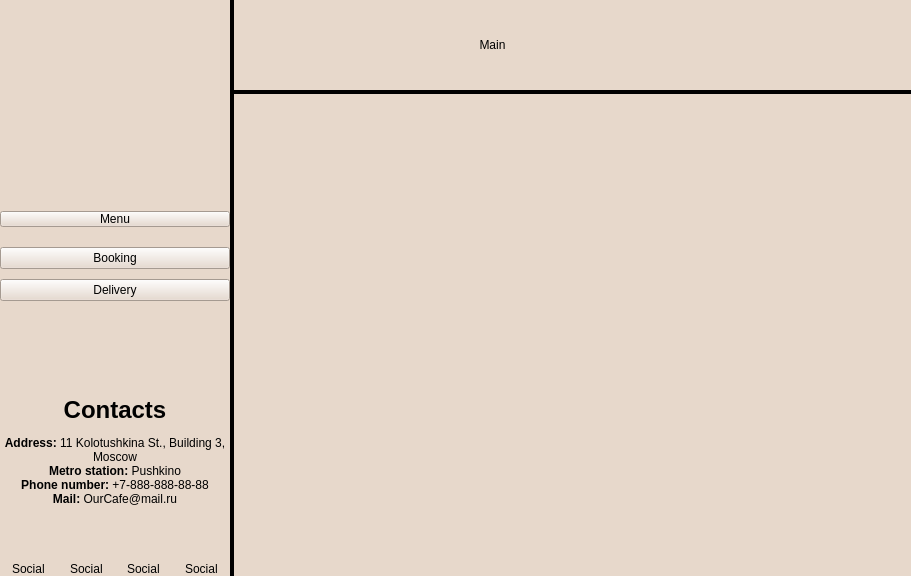
Old version of the form application/mainwindow.ui in the repository redm0unt/OurCafe.
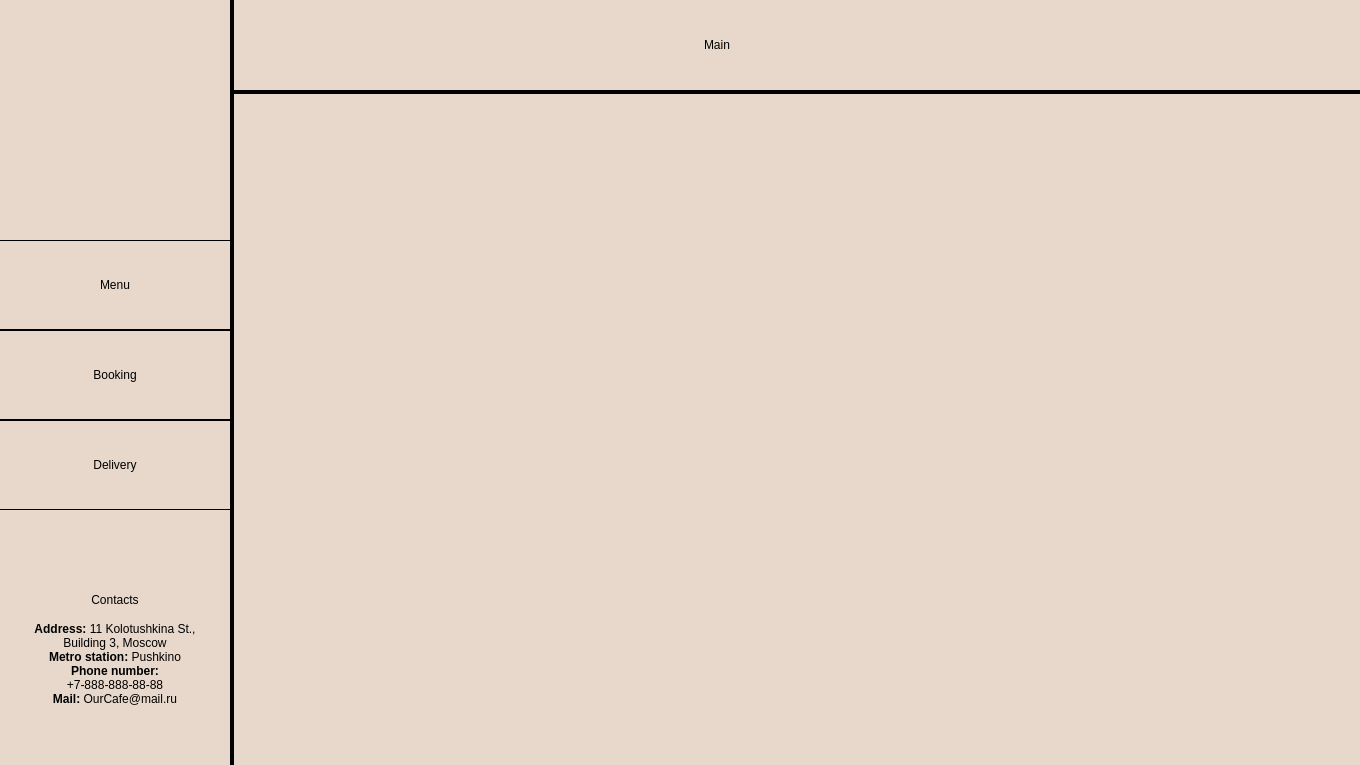
New version of the form. Icons and pictures are not drawn.

Commit message: Implement fully responsive sidebar

```diff
--- a/application/mainwindow.ui
+++ b/application/mainwindow.ui
@@ -6,8 +6,8 @@
    <rect>
     <x>0</x>
     <y>0</y>
-    <width>911</width>
-    <height>576</height>
+    <width>1360</width>
+    <height>765</height>
    </rect>
   </property>
   <property name="sizePolicy">
@@ -19,7 +19,7 @@
   <property name="minimumSize">
    <size>
     <width>800</width>
-    <height>450</height>
+    <height>445</height>
    </size>
   </property>
   <property name="maximumSize">
@@ -87,9 +87,12 @@
         <height>16777215</height>
        </size>
       </property>
+      <property name="styleSheet">
+       <string notr="true">font: 13pt &quot;Bodoni Moda 9pt&quot;;</string>
+      </property>
       <layout class="QVBoxLayout" name="Sidebar_verticalLayout">
        <property name="spacing">
-        <number>10</number>
+        <number>0</number>
        </property>
        <property name="sizeConstraint">
         <enum>QLayout::SetMinimumSize</enum>
@@ -98,18 +101,18 @@
         <number>0</number>
        </property>
        <property name="topMargin">
-        <number>0</number>
+        <number>20</number>
        </property>
        <property name="rightMargin">
         <number>0</number>
        </property>
        <property name="bottomMargin">
-        <number>0</number>
+        <number>20</number>
        </property>
        <item alignment="Qt::AlignHCenter|Qt::AlignVCenter">
         <widget class="QLabel" name="MainLogo">
          <property name="sizePolicy">
-          <sizepolicy hsizetype="Preferred" vsizetype="Ignored">
+          <sizepolicy hsizetype="Preferred" vsizetype="Fixed">
            <horstretch>0</horstretch>
            <verstretch>0</verstretch>
           </sizepolicy>
@@ -117,13 +120,13 @@
          <property name="minimumSize">
           <size>
            <width>0</width>
-           <height>0</height>
+           <height>180</height>
           </size>
          </property>
          <property name="maximumSize">
           <size>
            <width>1024</width>
-           <height>1024</height>
+           <height>180</height>
           </size>
          </property>
          <property name="cursor">
@@ -135,8 +138,11 @@
          <property name="focusPolicy">
           <enum>Qt::NoFocus</enum>
          </property>
-         <property name="styleSheet">
-          <string notr="true">alignment: center center;</string>
+         <property name="accessibleName">
+          <string/>
+         </property>
+         <property name="layoutDirection">
+          <enum>Qt::LeftToRight</enum>
          </property>
          <property name="frameShape">
           <enum>QFrame::NoFrame</enum>
@@ -164,10 +170,50 @@
          </property>
         </widget>
        </item>
+       <item>
+        <spacer name="Sidebar_verticalSpacer_3">
+         <property name="orientation">
+          <enum>Qt::Vertical</enum>
+         </property>
+         <property name="sizeType">
+          <enum>QSizePolicy::Fixed</enum>
+         </property>
+         <property name="sizeHint" stdset="0">
+          <size>
+           <width>45</width>
+           <height>40</height>
+          </size>
+         </property>
+        </spacer>
+       </item>
        <item>
         <widget class="QPushButton" name="MenuButton">
+         <property name="minimumSize">
+          <size>
+           <width>0</width>
+           <height>90</height>
+          </size>
+         </property>
+         <property name="baseSize">
+          <size>
+           <width>0</width>
+           <height>0</height>
+          </size>
+         </property>
+         <property name="cursor">
+          <cursorShape>PointingHandCursor</cursorShape>
+         </property>
          <property name="styleSheet">
-          <string notr="true">margin-bottom: 10px;</string>
+          <string notr="true">QPushButton {
+	font: 900 35pt &quot;Bodoni Moda 9pt&quot;;
+	border-top: 1px solid black;
+	border-bottom: 1px solid black;
+	duration: 100;
+}
+QPushButton:hover {
+	color: #ffffff;
+	background-color: #E59C59;
+}</string>
          </property>
          <property name="text">
           <string>Menu</string>
@@ -176,6 +222,33 @@
        </item>
        <item>
         <widget class="QPushButton" name="BookingButton">
+         <property name="minimumSize">
+          <size>
+           <width>0</width>
+           <height>90</height>
+          </size>
+         </property>
+         <property name="baseSize">
+          <size>
+           <width>0</width>
+           <height>0</height>
+          </size>
+         </property>
+         <property name="cursor">
+          <cursorShape>PointingHandCursor</cursorShape>
+         </property>
+         <property name="styleSheet">
+          <string>QPushButton {
+	font: 900 35pt &quot;Bodoni Moda 9pt&quot;;
+	border-top: 1px solid black;
+	border-bottom: 1px solid black;
+	duration: 100;
+}
+QPushButton:hover {
+	color: #ffffff;
+	background-color: #E59C59;
+}</string>
+         </property>
          <property name="text">
           <string>Booking</string>
          </property>
@@ -183,6 +256,33 @@
        </item>
        <item>
         <widget class="QPushButton" name="DeliveryButton">
+         <property name="minimumSize">
+          <size>
+           <width>0</width>
+           <height>90</height>
+          </size>
+         </property>
+         <property name="baseSize">
+          <size>
+           <width>0</width>
+           <height>0</height>
+          </size>
+         </property>
+         <property name="cursor">
+          <cursorShape>PointingHandCursor</cursorShape>
+         </property>
+         <property name="styleSheet">
+          <string notr="true">QPushButton {
+	font: 900 35pt &quot;Bodoni Moda 9pt&quot;;
+	border-top: 1px solid black;
+	border-bottom: 1px solid black;
+	duration: 100;
+}
+QPushButton:hover {
+	color: #ffffff;
+	background-color: #E59C59;
+}</string>
+         </property>
          <property name="text">
           <string>Delivery</string>
          </property>
@@ -194,12 +294,12 @@
           <enum>Qt::Vertical</enum>
          </property>
          <property name="sizeType">
-          <enum>QSizePolicy::Preferred</enum>
+          <enum>QSizePolicy::Expanding</enum>
          </property>
          <property name="sizeHint" stdset="0">
           <size>
            <width>45</width>
-           <height>40</height>
+           <height>10</height>
           </size>
          </property>
         </spacer>
@@ -207,34 +307,130 @@
        <item>
         <widget class="QLabel" name="Contacts">
          <property name="sizePolicy">
-          <sizepolicy hsizetype="Preferred" vsizetype="Ignored">
+          <sizepolicy hsizetype="Preferred" vsizetype="Fixed">
            <horstretch>0</horstretch>
            <verstretch>0</verstretch>
           </sizepolicy>
          </property>
-         <property name="frameShadow">
-          <enum>QFrame::Plain</enum>
+         <property name="maximumSize">
+          <size>
+           <width>16777215</width>
+           <height>20</height>
+          </size>
+         </property>
+         <property name="styleSheet">
+          <string notr="true">font: 900 26pt &quot;Bodoni Moda 9pt&quot;;</string>
          </property>
          <property name="text">
-          <string>&lt;html&gt;&lt;head/&gt;&lt;body&gt;&lt;h1 align=&quot;center&quot;&gt;Contacts&lt;/h1&gt;&lt;p align=&quot;center&quot;&gt;&lt;span style=&quot; font-weight:700;&quot;&gt;Address:&lt;/span&gt; 11 Kolotushkina St., Building 3, Moscow&lt;br/&gt;&lt;span style=&quot; font-weight:700;&quot;&gt;Metro station:&lt;/span&gt; Pushkino&lt;br/&gt;&lt;span style=&quot; font-weight:700;&quot;&gt;Phone number:&lt;/span&gt; +7-888-888-88-88&lt;br/&gt;&lt;span style=&quot; font-weight:700;&quot;&gt;Mail:&lt;/span&gt; OurCafe@mail.ru&lt;/p&gt;&lt;/body&gt;&lt;/html&gt;</string>
-         </property>
-         <property name="textFormat">
-          <enum>Qt::AutoText</enum>
-         </property>
-         <property name="scaledContents">
-          <bool>false</bool>
+          <string>Contacts</string>
          </property>
          <property name="alignment">
           <set>Qt::AlignCenter</set>
          </property>
-         <property name="wordWrap">
-          <bool>true</bool>
-         </property>
          <property name="indent">
           <number>0</number>
          </property>
         </widget>
        </item>
+       <item>
+        <spacer name="Sidebar_verticalSpacer_4">
+         <property name="orientation">
+          <enum>Qt::Vertical</enum>
+         </property>
+         <property name="sizeType">
+          <enum>QSizePolicy::Fixed</enum>
+         </property>
+         <property name="sizeHint" stdset="0">
+          <size>
+           <width>45</width>
+           <height>15</height>
+          </size>
+         </property>
+        </spacer>
+       </item>
+       <item>
+        <widget class="QWidget" name="ContactsTextWrapper" native="true">
+         <layout class="QHBoxLayout" name="horizontalLayout_2">
+          <property name="spacing">
+           <number>0</number>
+          </property>
+          <property name="topMargin">
+           <number>0</number>
+          </property>
+          <property name="bottomMargin">
+           <number>0</number>
+          </property>
+          <item>
+           <widget class="QLabel" name="ContactsText">
+            <property name="sizePolicy">
+             <sizepolicy hsizetype="Fixed" vsizetype="Preferred">
+              <horstretch>0</horstretch>
+              <verstretch>0</verstretch>
+             </sizepolicy>
+            </property>
+            <property name="maximumSize">
+             <size>
+              <width>180</width>
+              <height>16777215</height>
+             </size>
+            </property>
+            <property name="cursor">
+             <cursorShape>ArrowCursor</cursorShape>
+            </property>
+            <property name="mouseTracking">
+             <bool>true</bool>
+            </property>
+            <property name="focusPolicy">
+             <enum>Qt::NoFocus</enum>
+            </property>
+            <property name="styleSheet">
+             <string notr="true">font: 13pt &quot;Bodoni Moda 9pt&quot;;</string>
+            </property>
+            <property name="frameShadow">
+             <enum>QFrame::Plain</enum>
+            </property>
+            <property name="text">
+             <string>&lt;html&gt;&lt;head/&gt;&lt;body&gt;&lt;p align=&quot;center&quot;&gt;&lt;span style=&quot; font-weight:700;&quot;&gt;Address:&lt;/span&gt; 11 Kolotushkina St., Building 3, Moscow&lt;br/&gt;&lt;span style=&quot; font-weight:700;&quot;&gt;Metro station:&lt;/span&gt; Pushkino&lt;br/&gt;&lt;span style=&quot; font-weight:700;&quot;&gt;Phone number:&lt;/span&gt; +7-888-888-88-88&lt;br/&gt;&lt;span style=&quot; font-weight:700;&quot;&gt;Mail:&lt;/span&gt; OurCafe@mail.ru&lt;/p&gt;&lt;/body&gt;&lt;/html&gt;</string>
+            </property>
+            <property name="textFormat">
+             <enum>Qt::AutoText</enum>
+            </property>
+            <property name="scaledContents">
+             <bool>false</bool>
+            </property>
+            <property name="alignment">
+             <set>Qt::AlignCenter</set>
+            </property>
+            <property name="wordWrap">
+             <bool>true</bool>
+            </property>
+            <property name="indent">
+             <number>0</number>
+            </property>
+            <property name="textInteractionFlags">
+             <set>Qt::LinksAccessibleByMouse</set>
+            </property>
+           </widget>
+          </item>
+         </layout>
+        </widget>
+       </item>
+       <item>
+        <spacer name="Sidebar_verticalSpacer_2">
+         <property name="orientation">
+          <enum>Qt::Vertical</enum>
+         </property>
+         <property name="sizeType">
+          <enum>QSizePolicy::Fixed</enum>
+         </property>
+         <property name="sizeHint" stdset="0">
+          <size>
+           <width>45</width>
+           <height>20</height>
+          </size>
+         </property>
+        </spacer>
+       </item>
        <item>
         <widget class="QWidget" name="Social" native="true">
          <property name="sizePolicy">
@@ -251,39 +447,87 @@
            <number>0</number>
           </property>
           <property name="topMargin">
-           <number>0</number>
+           <number>2</number>
           </property>
           <property name="rightMargin">
            <number>0</number>
           </property>
           <property name="bottomMargin">
-           <number>0</number>
+           <number>3</number>
           </property>
-          <item alignment="Qt::AlignHCenter">
+          <item>
            <widget class="QLabel" name="Telegram">
+            <property name="sizePolicy">
+             <sizepolicy hsizetype="Maximum" vsizetype="Preferred">
+              <horstretch>0</horstretch>
+              <verstretch>0</verstretch>
+             </sizepolicy>
+            </property>
+            <property name="cursor">
+             <cursorShape>PointingHandCursor</cursorShape>
+            </property>
             <property name="text">
-             <string>Social</string>
+             <string/>
+            </property>
+            <property name="pixmap">
+             <pixmap resource="resources.qrc">:/resources/resources/Telegram.png</pixmap>
             </property>
            </widget>
           </item>
-          <item alignment="Qt::AlignHCenter">
+          <item>
            <widget class="QLabel" name="Whatsapp">
+            <property name="sizePolicy">
+             <sizepolicy hsizetype="Maximum" vsizetype="Preferred">
+              <horstretch>0</horstretch>
+              <verstretch>0</verstretch>
+             </sizepolicy>
+            </property>
+            <property name="cursor">
+             <cursorShape>PointingHandCursor</cursorShape>
+            </property>
             <property name="text">
-             <string>Social</string>
+             <string/>
+            </property>
+            <property name="pixmap">
+             <pixmap resource="resources.qrc">:/resources/resources/Whatsapp.png</pixmap>
             </property>
            </widget>
           </item>
-          <item alignment="Qt::AlignHCenter">
+          <item>
            <widget class="QLabel" name="VK">
+            <property name="sizePolicy">
+             <sizepolicy hsizetype="Maximum" vsizetype="Preferred">
+              <horstretch>0</horstretch>
+              <verstretch>0</verstretch>
+             </sizepolicy>
+            </property>
+            <property name="cursor">
+             <cursorShape>PointingHandCursor</cursorShape>
+            </property>
             <property name="text">
-             <string>Social</string>
+             <string/>
+            </property>
+            <property name="pixmap">
+             <pixmap resource="resources.qrc">:/resources/resources/VK.png</pixmap>
             </property>
            </widget>
           </item>
-          <item alignment="Qt::AlignHCenter">
+          <item>
            <widget class="QLabel" name="Instagram">
+            <property name="sizePolicy">
+             <sizepolicy hsizetype="Maximum" vsizetype="Preferred">
+              <horstretch>0</horstretch>
+              <verstretch>0</verstretch>
+             </sizepolicy>
+            </property>
+            <property name="cursor">
+             <cursorShape>PointingHandCursor</cursorShape>
+            </property>
             <property name="text">
-             <string>Social</string>
+             <string/>
+            </property>
+            <property name="pixmap">
+             <pixmap resource="resources.qrc">:/resources/resources/Instagram.png</pixmap>
             </property>
            </widget>
           </item>
```
Left out of the diff: 7 changed lines with no effect on the pictures. The commit also changes 7 other files.
